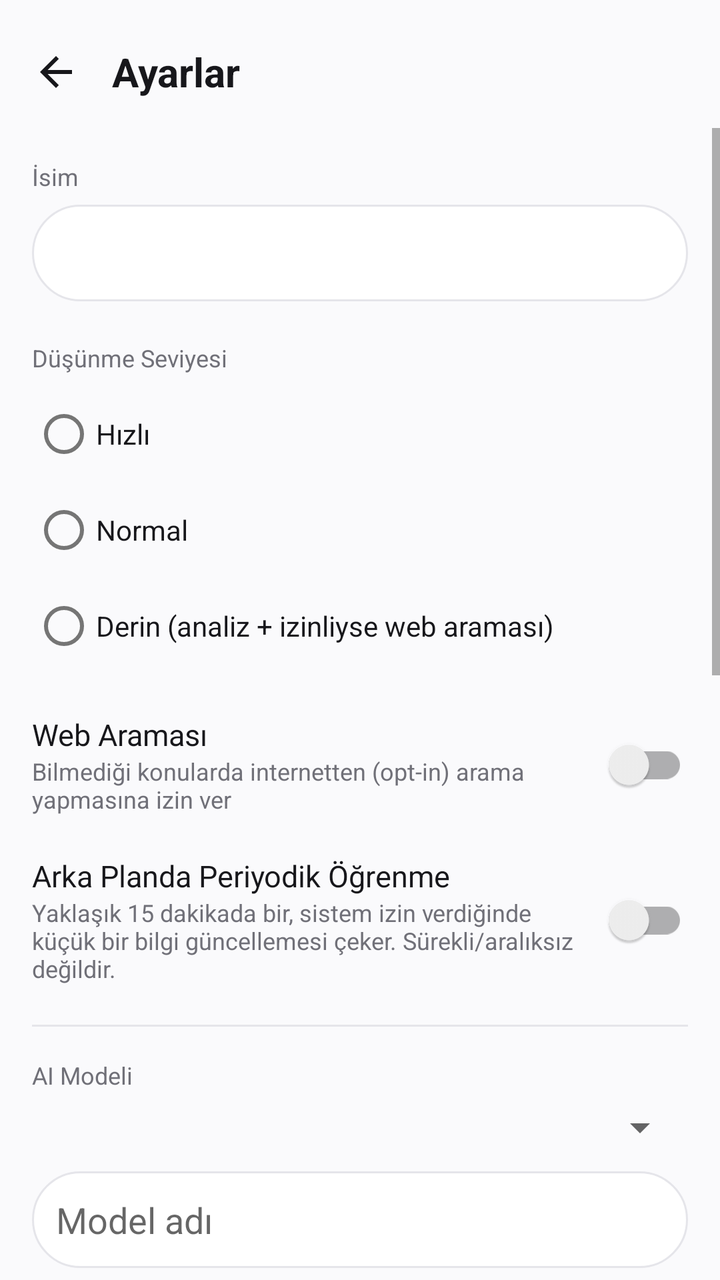
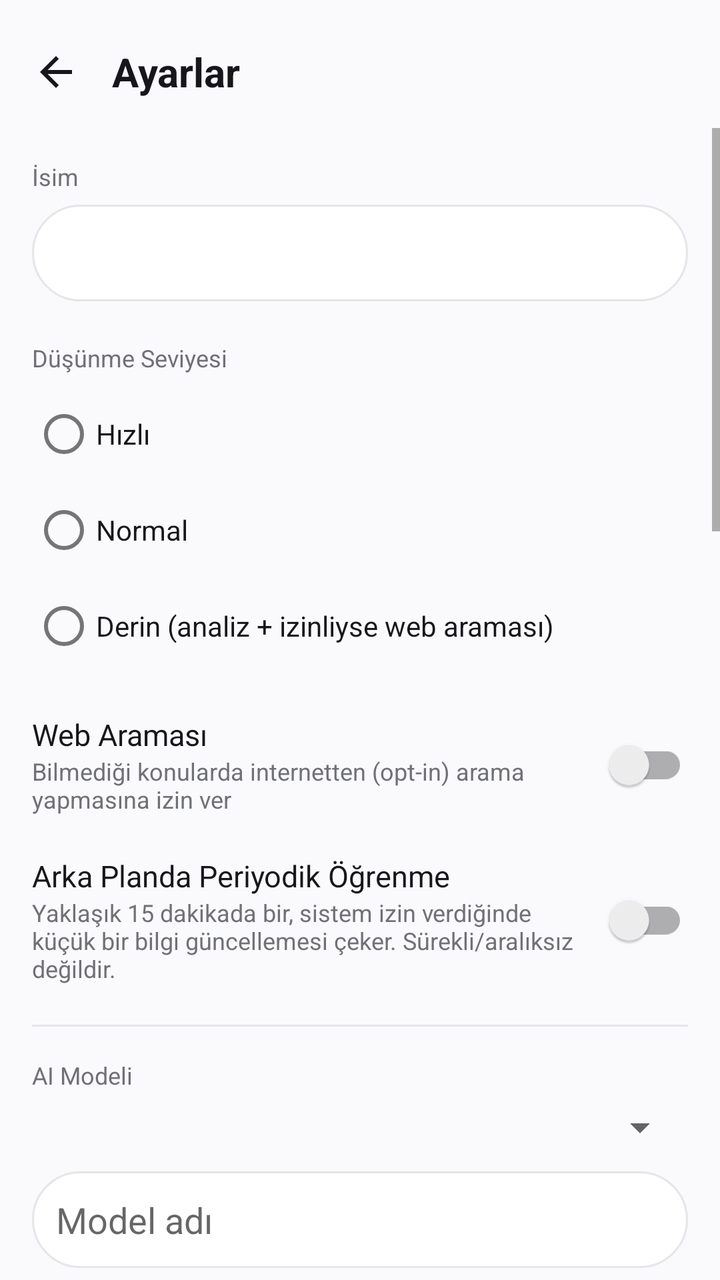

An Android layout rendered at two revisions. The XML below is the earlier revision; the diff shows what the commit changed to produce the second picture.
<!-- AndroidManifest.xml: activity theme Theme.ZekaTR -->
<!-- res/layout/activity_settings.xml -->
<?xml version="1.0" encoding="utf-8"?>
<LinearLayout xmlns:android="http://schemas.android.com/apk/res/android"
    android:layout_width="match_parent"
    android:layout_height="match_parent"
    android:orientation="vertical"
    android:background="@color/bg_main">

    <LinearLayout
        android:layout_width="match_parent"
        android:layout_height="wrap_content"
        android:orientation="horizontal"
        android:gravity="center_vertical"
        android:paddingHorizontal="8dp"
        android:paddingTop="16dp"
        android:paddingBottom="8dp">

        <ImageButton
            android:id="@+id/btnBack"
            android:layout_width="40dp"
            android:layout_height="40dp"
            android:background="?attr/selectableItemBackgroundBorderless"
            android:src="@drawable/ic_back"
            android:contentDescription="@string/perm_continue" />

        <TextView
            android:layout_width="wrap_content"
            android:layout_height="wrap_content"
            android:layout_marginStart="8dp"
            android:text="@string/settings_title"
            android:textColor="@color/text_primary"
            android:textSize="20sp"
            android:textStyle="bold" />
    </LinearLayout>

    <ScrollView
        android:layout_width="match_parent"
        android:layout_height="match_parent">

        <LinearLayout
            android:layout_width="match_parent"
            android:layout_height="wrap_content"
            android:orientation="vertical"
            android:padding="16dp">

            
            <TextView
                android:layout_width="match_parent"
                android:layout_height="wrap_content"
                android:text="@string/settings_name"
                android:textColor="@color/text_secondary"
                android:textSize="12sp"
                android:layout_marginBottom="6dp" />

            <EditText
                android:id="@+id/editSettingsName"
                android:layout_width="match_parent"
                android:layout_height="wrap_content"
                android:background="@drawable/bg_input"
                android:paddingHorizontal="16dp"
                android:paddingVertical="12dp"
                android:textColor="@color/text_primary"
                android:inputType="textPersonName|textCapWords"
                android:layout_marginBottom="20dp" />

            
            <TextView
                android:layout_width="match_parent"
                android:layout_height="wrap_content"
                android:text="@string/settings_thinking_level"
                android:textColor="@color/text_secondary"
                android:textSize="12sp"
                android:layout_marginBottom="6dp" />

            <RadioGroup
                android:id="@+id/radioThinking"
                android:layout_width="match_parent"
                android:layout_height="wrap_content"
                android:layout_marginBottom="20dp">

                <RadioButton
                    android:id="@+id/radioFast"
                    android:layout_width="match_parent"
                    android:layout_height="wrap_content"
                    android:textColor="@color/text_primary"
                    android:text="@string/settings_thinking_fast" />

                <RadioButton
                    android:id="@+id/radioNormal"
                    android:layout_width="match_parent"
                    android:layout_height="wrap_content"
                    android:textColor="@color/text_primary"
                    android:text="@string/settings_thinking_normal" />

                <RadioButton
                    android:id="@+id/radioDeep"
                    android:layout_width="match_parent"
                    android:layout_height="wrap_content"
                    android:textColor="@color/text_primary"
                    android:text="@string/settings_thinking_deep" />
            </RadioGroup>

            
            <LinearLayout
                android:layout_width="match_parent"
                android:layout_height="wrap_content"
                android:orientation="horizontal"
                android:gravity="center_vertical"
                android:layout_marginBottom="20dp">

                <LinearLayout
                    android:layout_width="0dp"
                    android:layout_height="wrap_content"
                    android:layout_weight="1"
                    android:orientation="vertical">

                    <TextView
                        android:layout_width="match_parent"
                        android:layout_height="wrap_content"
                        android:text="@string/settings_web_search"
                        android:textColor="@color/text_primary"
                        android:textSize="15sp" />

                    <TextView
                        android:layout_width="match_parent"
                        android:layout_height="wrap_content"
                        android:text="@string/settings_web_search_desc"
                        android:textColor="@color/text_secondary"
                        android:textSize="12sp" />
                </LinearLayout>

                <androidx.appcompat.widget.SwitchCompat
                    android:id="@+id/switchWebSearch"
                    android:layout_width="wrap_content"
                    android:layout_height="wrap_content" />
            </LinearLayout>

            
            <LinearLayout
                android:layout_width="match_parent"
                android:layout_height="wrap_content"
                android:orientation="horizontal"
                android:gravity="center_vertical"
                android:layout_marginBottom="20dp">

                <LinearLayout
                    android:layout_width="0dp"
                    android:layout_height="wrap_content"
                    android:layout_weight="1"
                    android:orientation="vertical">

                    <TextView
                        android:layout_width="match_parent"
                        android:layout_height="wrap_content"
                        android:text="@string/settings_bg_refresh"
                        android:textColor="@color/text_primary"
                        android:textSize="15sp" />

                    <TextView
                        android:layout_width="match_parent"
                        android:layout_height="wrap_content"
                        android:text="@string/settings_bg_refresh_desc"
                        android:textColor="@color/text_secondary"
                        android:textSize="12sp" />
                </LinearLayout>

                <androidx.appcompat.widget.SwitchCompat
                    android:id="@+id/switchBgRefresh"
                    android:layout_width="wrap_content"
                    android:layout_height="wrap_content" />
            </LinearLayout>

            <View android:layout_width="match_parent" android:layout_height="1dp" android:background="@color/divider" android:layout_marginBottom="16dp" />

            <TextView android:layout_width="match_parent" android:layout_height="wrap_content" android:text="AI Modeli" android:textColor="@color/text_secondary" android:textSize="12sp" android:layout_marginBottom="6dp" />
            <Spinner android:id="@+id/spinnerProvider" android:layout_width="match_parent" android:layout_height="wrap_content" android:layout_marginBottom="10dp" />
            <EditText android:id="@+id/editModelName" android:layout_width="match_parent" android:layout_height="wrap_content" android:hint="Model adı" android:background="@drawable/bg_input" android:padding="12dp" android:textColor="@color/text_primary" android:layout_marginBottom="10dp" />
            <EditText android:id="@+id/editModelKey" android:layout_width="match_parent" android:layout_height="wrap_content" android:hint="API anahtarı (cihazda şifreli saklanır)" android:inputType="textPassword" android:background="@drawable/bg_input" android:padding="12dp" android:textColor="@color/text_primary" android:layout_marginBottom="10dp" />
            <androidx.appcompat.widget.SwitchCompat android:id="@+id/switchModel" android:layout_width="match_parent" android:layout_height="wrap_content" android:text="Seçili AI modelini kullan" android:textColor="@color/text_primary" android:layout_marginBottom="20dp" />

            <LinearLayout android:layout_width="match_parent" android:layout_height="wrap_content" android:orientation="horizontal" android:gravity="center_vertical" android:layout_marginBottom="16dp">
                <LinearLayout android:layout_width="0dp" android:layout_height="wrap_content" android:layout_weight="1" android:orientation="vertical">
                    <TextView android:layout_width="match_parent" android:layout_height="wrap_content" android:text="Konum + hava durumu" android:textColor="@color/text_primary" android:textSize="15sp" />
                    <TextView android:layout_width="match_parent" android:layout_height="wrap_content" android:text="Hava değiştiğinde ve önemli koşullarda bildirim gönderir." android:textColor="@color/text_secondary" android:textSize="12sp" />
                </LinearLayout>
                <androidx.appcompat.widget.SwitchCompat android:id="@+id/switchLocation" android:layout_width="wrap_content" android:layout_height="wrap_content" />
            </LinearLayout>

            <Button android:id="@+id/buttonTraining" android:layout_width="match_parent" android:layout_height="wrap_content" android:text="🧠 Eğitim Merkezi" android:textAllCaps="false" android:background="@drawable/bg_input" android:textColor="@color/text_primary" android:gravity="start|center_vertical" android:padding="14dp" android:layout_marginBottom="20dp" />

            
            <TextView
                android:layout_width="match_parent"
                android:layout_height="wrap_content"
                android:text="@string/settings_google_account"
                android:textColor="@color/text_secondary"
                android:textSize="12sp"
                android:layout_marginBottom="8dp" />

            <TextView
                android:id="@+id/textGoogleStatus"
                android:layout_width="match_parent"
                android:layout_height="wrap_content"
                android:textColor="@color/text_primary"
                android:textSize="14sp"
                android:layout_marginBottom="10dp" />

            <Button
                android:id="@+id/buttonGoogle"
                android:layout_width="match_parent"
                android:layout_height="wrap_content"
                android:background="@drawable/bg_google_button"
                android:drawableStart="@drawable/ic_google"
                android:drawablePadding="10dp"
                android:paddingHorizontal="16dp"
                android:paddingVertical="12dp"
                android:text="@string/settings_sign_in"
                android:textAllCaps="false"
                android:textColor="@color/text_primary"
                android:gravity="center"
                android:layout_marginBottom="20dp" />

            <View
                android:layout_width="match_parent"
                android:layout_height="1dp"
                android:background="@color/divider"
                android:layout_marginBottom="16dp" />

            <Button
                android:id="@+id/buttonEmergency"
                android:layout_width="match_parent"
                android:layout_height="wrap_content"
                android:background="@drawable/bg_input"
                android:text="@string/settings_emergency_numbers"
                android:textAllCaps="false"
                android:textColor="@color/text_primary"
                android:gravity="start|center_vertical"
                android:paddingHorizontal="16dp"
                android:layout_marginBottom="12dp" />

            <Button
                android:id="@+id/buttonClearMemory"
                android:layout_width="match_parent"
                android:layout_height="wrap_content"
                android:background="@drawable/bg_input"
                android:text="@string/settings_clear_memory"
                android:textAllCaps="false"
                android:textColor="@color/danger"
                android:gravity="start|center_vertical"
                android:paddingHorizontal="16dp"
                android:layout_marginBottom="12dp" />

            <TextView
                android:id="@+id/textAbout"
                android:layout_width="match_parent"
                android:layout_height="wrap_content"
                android:layout_marginTop="20dp"
                android:text="@string/settings_about"
                android:textColor="@color/text_secondary"
                android:textSize="12sp"
                android:gravity="center" />
        </LinearLayout>
    </ScrollView>
</LinearLayout>
<!-- resources referenced by this layout -->
<resources>
  <color name="bg_main">#FAFAFC</color>
  <color name="danger">#D94A4A</color>
  <color name="divider">#E5E5EA</color>
  <color name="text_primary">#17171B</color>
  <color name="text_secondary">#707078</color>
  <!-- drawable bg_google_button (drawable) -->
  <?xml version="1.0" encoding="utf-8"?>
  <shape xmlns:android="http://schemas.android.com/apk/res/android">
      <solid android:color="@color/white" />
      <stroke android:width="1dp" android:color="@color/divider" />
      <corners android:radius="24dp" />
  </shape>
  <!-- drawable bg_input (drawable) -->
  <?xml version="1.0" encoding="utf-8"?>
  <shape xmlns:android="http://schemas.android.com/apk/res/android">
      <solid android:color="@color/white" />
      <stroke android:width="1dp" android:color="@color/divider" />
      <corners android:radius="24dp" />
  </shape>
  <!-- drawable ic_back (drawable) -->
  <?xml version="1.0" encoding="utf-8"?>
  <vector xmlns:android="http://schemas.android.com/apk/res/android"
      android:width="24dp"
      android:height="24dp"
      android:viewportWidth="24"
      android:viewportHeight="24"
      android:tint="@color/text_primary">
      <path
          android:fillColor="@android:color/white"
          android:pathData="M20,11H7.83l5.59,-5.59L12,4l-8,8 8,8 1.41,-1.41L7.83,13H20v-2z" />
  </vector>
  <string name="perm_continue">Tamamlandı, Devam Et</string>
  <string name="settings_about">ZekaTR — kişisel AI asistanı. Model yönlendirme, streaming, yerel hafıza, web araştırması, dosya analizi, sesli kullanım, cihaz araçları ve bildirim servislerini tek bir Android deneyiminde birleştirir.</string>
  <string name="settings_bg_refresh">Arka Planda Periyodik Öğrenme</string>
  <string name="settings_bg_refresh_desc">Yaklaşık 15 dakikada bir, sistem izin verdiğinde küçük bir bilgi güncellemesi çeker. Sürekli/aralıksız değildir.</string>
  <string name="settings_clear_memory">Hafızayı Temizle</string>
  <string name="settings_emergency_numbers">Acil Durum Numaraları</string>
  <string name="settings_google_account">Google Hesabı</string>
  <string name="settings_name">İsim</string>
  <string name="settings_sign_in">Google ile Giriş Yap</string>
  <string name="settings_thinking_deep">Derin (analiz + izinliyse web araması)</string>
  <string name="settings_thinking_fast">Hızlı</string>
  <string name="settings_thinking_level">Düşünme Seviyesi</string>
  <string name="settings_thinking_normal">Normal</string>
  <string name="settings_title">Ayarlar</string>
  <string name="settings_web_search">Web Araması</string>
  <string name="settings_web_search_desc">Bilmediği konularda internetten (opt-in) arama yapmasına izin ver</string>
  <style name="Theme.ZekaTR" parent="Theme.MaterialComponents.DayNight.NoActionBar">
          <item name="colorPrimary">@color/accent</item>
          <item name="colorPrimaryDark">@color/accent_dark</item>
          <item name="colorAccent">@color/accent</item>
          <item name="android:windowBackground">@color/bg_main</item>
          <item name="android:statusBarColor">@color/bg_main</item>
          <item name="android:windowLightStatusBar" tools:targetApi="m">true</item>
      </style>
  <color name="white">#FFFFFF</color>
  <color name="accent">#6B63C6</color>
  <color name="accent_dark">#5048A6</color>
  <!-- unchanged entries left out for length: 1 -->
</resources>

<!-- the commit's change to res/layout/activity_settings.xml (unified diff, before → after) -->
@@ -185,7 +185,19 @@
                 <androidx.appcompat.widget.SwitchCompat android:id="@+id/switchLocation" android:layout_width="wrap_content" android:layout_height="wrap_content" />
             </LinearLayout>
 
-            <Button android:id="@+id/buttonTraining" android:layout_width="match_parent" android:layout_height="wrap_content" android:text="🧠 Eğitim Merkezi" android:textAllCaps="false" android:background="@drawable/bg_input" android:textColor="@color/text_primary" android:gravity="start|center_vertical" android:padding="14dp" android:layout_marginBottom="20dp" />
+            <Button android:id="@+id/buttonTraining" android:layout_width="match_parent" android:layout_height="wrap_content" android:text="🧠 Eğitim Merkezi" android:textAllCaps="false" android:background="@drawable/bg_input" android:textColor="@color/text_primary" android:gravity="start|center_vertical" android:padding="14dp" android:layout_marginBottom="12dp" />
+
+            <Button android:id="@+id/buttonWeather" android:layout_width="match_parent" android:layout_height="wrap_content" android:text="🌤️ Hava Durumu" android:textAllCaps="false" android:background="@drawable/bg_input" android:textColor="@color/text_primary" android:gravity="start|center_vertical" android:padding="14dp" android:layout_marginBottom="12dp" />
+
+            <Button android:id="@+id/buttonNews" android:layout_width="match_parent" android:layout_height="wrap_content" android:text="📰 Son Dakika" android:textAllCaps="false" android:background="@drawable/bg_input" android:textColor="@color/text_primary" android:gravity="start|center_vertical" android:padding="14dp" android:layout_marginBottom="12dp" />
+
+            <Button android:id="@+id/buttonLocalModel" android:layout_width="match_parent" android:layout_height="wrap_content" android:text="🧩 Yerel Model Seç (GGUF)" android:textAllCaps="false" android:background="@drawable/bg_input" android:textColor="@color/text_primary" android:gravity="start|center_vertical" android:padding="14dp" android:layout_marginBottom="20dp" />
+
+            <Button android:id="@+id/buttonTerminal" android:layout_width="match_parent" android:layout_height="wrap_content" android:text="💻 Terminal" android:textAllCaps="false" android:background="@drawable/bg_input" android:textColor="@color/text_primary" android:gravity="start|center_vertical" android:padding="14dp" android:layout_marginBottom="12dp" />
+
+            <Button android:id="@+id/buttonVault" android:layout_width="match_parent" android:layout_height="wrap_content" android:text="🔒 Güvenli Kasa" android:textAllCaps="false" android:background="@drawable/bg_input" android:textColor="@color/text_primary" android:gravity="start|center_vertical" android:padding="14dp" android:layout_marginBottom="12dp" />
+
+            <Button android:id="@+id/buttonMemoryManagement" android:layout_width="match_parent" android:layout_height="wrap_content" android:text="🗂️ Bellek Yönetimi" android:textAllCaps="false" android:background="@drawable/bg_input" android:textColor="@color/text_primary" android:gravity="start|center_vertical" android:padding="14dp" android:layout_marginBottom="20dp" />
 
             
             <TextView
